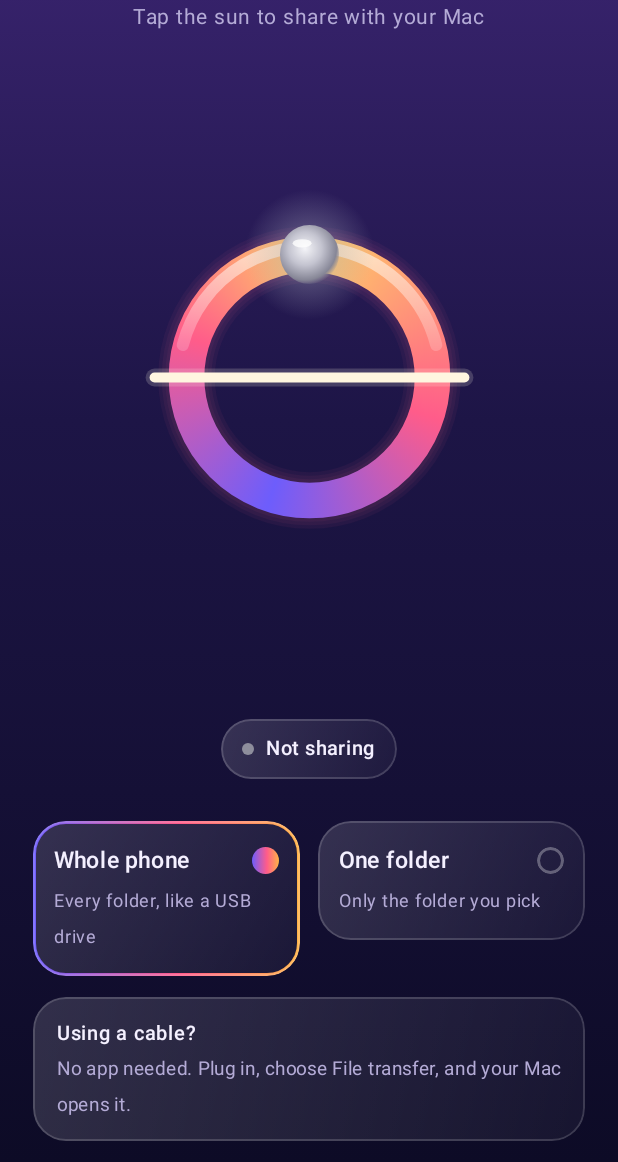
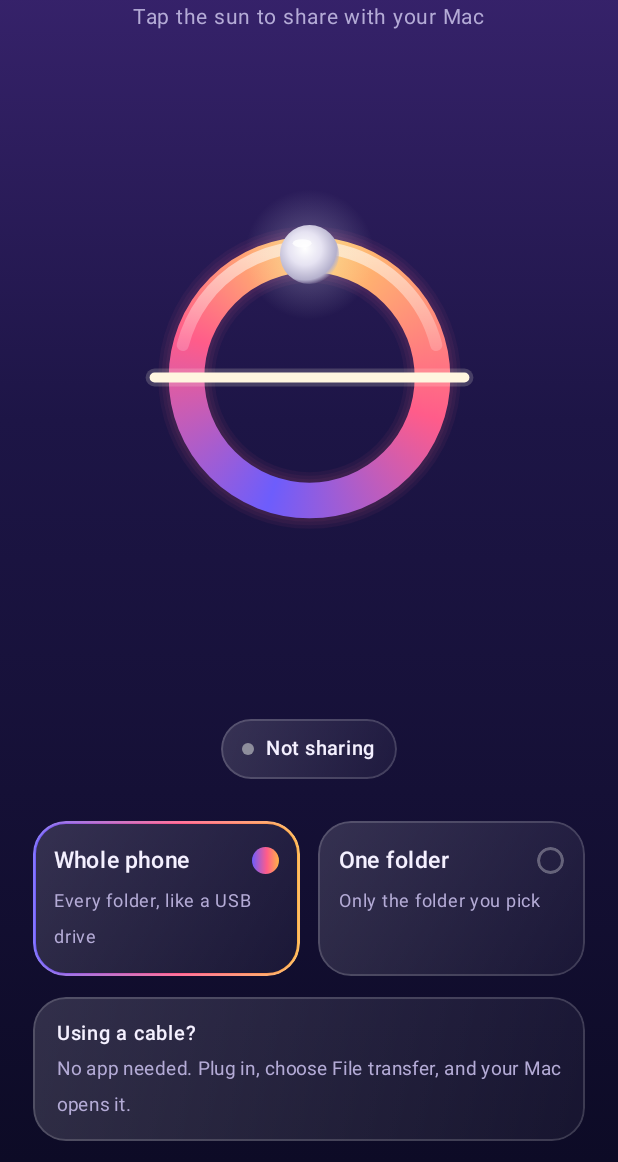
Before and after one commit to PredatorWoah/OpenBridge, an Android app built with Jetpack Compose: the screen it shows after launch (MainActivity), on a phone screen of 412 x 824 dp, the part 74-1236 px from its top. Run offline under Robolectric (Android 15) with nearby library versions, the phone set to English and light mode, and no system bars.

Commit message:
Light the phone's sun for the USB cable, prettier grey sun, stop returns it home
The phone listens to Android's USB state broadcast: a Mac attached in File
transfer mode counts as connected. The grey sun is brighter and solid, and
after Stop it glides back to the top instead of freezing mid-orbit.

Co-Authored-By: Claude Opus 5.5 <noreply@anthropic.com>

```diff
--- a/android/app/src/main/java/org/openbridge/android/MainActivity.kt
+++ b/android/app/src/main/java/org/openbridge/android/MainActivity.kt
@@ -2,7 +2,10 @@ package org.openbridge.android
 
 import android.Manifest
 import android.app.Application
+import android.content.BroadcastReceiver
+import android.content.Context
 import android.content.Intent
+import android.content.IntentFilter
 import android.net.Uri
 import android.os.Build
 import android.os.Bundle
@@ -51,6 +54,7 @@ import androidx.compose.ui.text.font.FontWeight
 import androidx.compose.ui.text.style.TextAlign
 import androidx.compose.ui.unit.dp
 import androidx.compose.ui.unit.sp
+import androidx.core.content.ContextCompat
 import androidx.documentfile.provider.DocumentFile
 import androidx.lifecycle.AndroidViewModel
 import androidx.lifecycle.ViewModelProvider
@@ -60,6 +64,8 @@ import java.util.concurrent.TimeUnit
 import org.openbridge.protocol.FileStore
 import org.openbridge.protocol.Pairing
 
+enum class Cable { NONE, CHARGING, FILE_TRANSFER }
+
 class ShareModel(application: Application) : AndroidViewModel(application) {
     /** What tapping the sun shares: the whole phone (needs All files access) or one chosen folder. */
     var wholePhone by mutableStateOf(true); private set
@@ -68,6 +74,8 @@ class ShareModel(application: Application) : AndroidViewModel(application) {
     var busy by mutableStateOf(false); private set
     /** A Mac has paired since sharing started. */
     var paired by mutableStateOf(false); private set
+    /** The USB cable: unplugged, charging only, or in File transfer mode (the Mac can browse the phone). */
+    var cable by mutableStateOf(Cable.NONE)
     /** A problem or hint to show under the status, or null. */
     var note by mutableStateOf<String?>(null); private set
     /** Sharing should start as soon as the needed permission or folder arrives. */
@@ -192,11 +200,26 @@ class ShareModel(application: Application) : AndroidViewModel(application) {
 class MainActivity : ComponentActivity() {
     private lateinit var model: ShareModel
 
+    /** Android's sticky USB state broadcast: whether a computer is attached, and in which mode. */
+    private val usbState = object : BroadcastReceiver() {
+        override fun onReceive(context: Context, intent: Intent) {
+            val extras = intent.extras ?: return
+            val attached = extras.getBoolean("connected") && extras.getBoolean("configured")
+            val transfer = extras.getBoolean("mtp") || extras.getBoolean("ptp")
+            model.cable = when {
+                attached && transfer -> Cable.FILE_TRANSFER
+                extras.getBoolean("connected") -> Cable.CHARGING
+                else -> Cable.NONE
+            }
+        }
+    }
+
     override fun onCreate(savedInstanceState: Bundle?) {
         super.onCreate(savedInstanceState)
         enableEdgeToEdge(statusBarStyle = SystemBarStyle.dark(android.graphics.Color.TRANSPARENT),
             navigationBarStyle = SystemBarStyle.dark(android.graphics.Color.TRANSPARENT))
         model = ViewModelProvider(this)[ShareModel::class.java]
+        ContextCompat.registerReceiver(this, usbState, IntentFilter("android.hardware.usb.action.USB_STATE"), ContextCompat.RECEIVER_EXPORTED)
         val picker = registerForActivityResult(ActivityResultContracts.StartActivityForResult()) { result ->
             val uri = result.data?.data
             if (result.resultCode == RESULT_OK && uri != null) model.select(uri) else model.folderCancelled()
@@ -242,6 +265,11 @@ class MainActivity : ComponentActivity() {
         }
     }
 
+    override fun onDestroy() {
+        unregisterReceiver(usbState)
+        super.onDestroy()
+    }
+
     override fun onResume() {
         super.onResume()
         model.wholePhoneResult()
@@ -256,7 +284,11 @@ class MainActivity : ComponentActivity() {
 @Composable
 private fun ShareScreen(model: ShareModel, tapSun: () -> Unit, onWholePhone: () -> Unit, onFolder: () -> Unit) {
     val sharing = model.server
-    val active = sharing != null || model.busy
+    val sharingActive = sharing != null || model.busy
+    val byCable = model.cable == Cable.FILE_TRANSFER
+    // The sun lights up for a paired Mac over Wi-Fi, or for a Mac plugged in by cable in File transfer mode.
+    val active = sharingActive || byCable
+    val connected = model.paired || byCable
     val engine = remember { SunEngine() }
     val view = LocalView.current
     engine.onConnect = { view.performHapticFeedback(if (Build.VERSION.SDK_INT >= 30) HapticFeedbackConstants.CONFIRM else HapticFeedbackConstants.VIRTUAL_KEY) }
@@ -264,7 +296,7 @@ private fun ShareScreen(model: ShareModel, tapSun: () -> Unit, onWholePhone: ()
         Settings.Global.getFloat(view.context.contentResolver, Settings.Global.ANIMATOR_DURATION_SCALE, 1f) == 0f
     }
     val activeNow by rememberUpdatedState(active)
-    val pairedNow by rememberUpdatedState(model.paired)
+    val connectedNow by rememberUpdatedState(connected)
     var tick by remember { mutableLongStateOf(0L) }
     var frame by remember { mutableStateOf(SunEngine.Frame()) }
     LaunchedEffect(engine) {
@@ -272,7 +304,7 @@ private fun ShareScreen(model: ShareModel, tapSun: () -> Unit, onWholePhone: ()
         while (true) withFrameNanos { now ->
             val dt = if (last == 0L) 0.0 else ((now - last) / 1e9).coerceAtMost(1.0 / 30)
             last = now
-            frame = engine.step(dt, activeNow, pairedNow, reduceMotion)
+            frame = engine.step(dt, activeNow, connectedNow, reduceMotion)
             tick = now
         }
     }
@@ -292,6 +324,7 @@ private fun ShareScreen(model: ShareModel, tapSun: () -> Unit, onWholePhone: ()
             Spacer(Modifier.height(18.dp))
             Text("OpenBridge", color = Palette.fg, fontSize = 26.sp, fontWeight = FontWeight.Bold)
             Text(when {
+                byCable -> "Connected to your Mac by cable"
                 model.paired -> "Your Mac is connected"
                 sharing != null -> "Waiting for your Mac"
                 model.busy -> "Starting…"
@@ -302,7 +335,7 @@ private fun ShareScreen(model: ShareModel, tapSun: () -> Unit, onWholePhone: ()
                 Box(Modifier.size(250.dp).clip(CircleShape)
                     .onGloballyPositioned { anchor = it.boundsInRoot().center }
                     .clickable(remember { MutableInteractionSource() }, indication = null, role = Role.Button, onClick = tapSun)
-                    .semantics { contentDescription = if (active) "Sharing" else "Start sharing" })
+                    .semantics { contentDescription = if (sharingActive) "Sharing" else "Start sharing" })
             }
             StatusPill(model)
             Spacer(Modifier.height(12.dp))
@@ -313,19 +346,25 @@ private fun ShareScreen(model: ShareModel, tapSun: () -> Unit, onWholePhone: ()
                 }
                 Text("port ${sharing.port}", color = Palette.muted, fontSize = 15.sp, fontFamily = FontFamily.Monospace)
             }
+            if (byCable && (sharing == null || model.paired)) {
+                Text("Open OpenBridge on your Mac to browse this phone.", color = Palette.muted, fontSize = 13.sp, textAlign = TextAlign.Center)
+            } else if (model.cable == Cable.CHARGING && sharing == null) {
+                Text("Cable connected, but only charging. Choose File transfer in the USB notification to browse from your Mac.",
+                    color = Palette.muted, fontSize = 13.sp, textAlign = TextAlign.Center)
+            }
             model.note?.let { Text(it, color = Palette.amber, fontSize = 13.sp, textAlign = TextAlign.Center, modifier = Modifier.padding(top = 6.dp)) }
             Spacer(Modifier.height(16.dp))
-            if (active) {
+            if (sharingActive) {
                 GhostButton("Stop sharing", model::stop, Modifier.fillMaxWidth())
             } else {
-                Row(horizontalArrangement = Arrangement.spacedBy(12.dp)) {
-                    ChoiceTile("Whole phone", "Every folder, like a USB drive", model.wholePhone, onWholePhone, Modifier.weight(1f))
+                Row(Modifier.height(IntrinsicSize.Min), horizontalArrangement = Arrangement.spacedBy(12.dp)) {
+                    ChoiceTile("Whole phone", "Every folder, like a USB drive", model.wholePhone, onWholePhone, Modifier.weight(1f).fillMaxHeight())
                     ChoiceTile("One folder", model.folder?.lastPathSegment?.substringAfterLast(':')?.ifEmpty { "Storage" } ?: "Only the folder you pick",
-                        !model.wholePhone, onFolder, Modifier.weight(1f))
+                        !model.wholePhone, onFolder, Modifier.weight(1f).fillMaxHeight())
                 }
             }
             Spacer(Modifier.height(14.dp))
-            UsbHint()
+            if (model.cable == Cable.NONE) UsbHint()
             Spacer(Modifier.height(14.dp))
         }
         PairingSheet(model)
@@ -341,13 +380,14 @@ private fun Modifier.glass(shape: Shape = glassShape, border: Color = Color.Whit
 
 @Composable
 private fun StatusPill(model: ShareModel) {
-    val on = model.paired
+    val on = model.paired || model.cable == Cable.FILE_TRANSFER
     Row(Modifier.glass(CircleShape, if (on) Palette.ok.copy(alpha = 0.45f) else Color.White.copy(alpha = 0.16f))
         .padding(horizontal = 14.dp, vertical = 8.dp), verticalAlignment = Alignment.CenterVertically) {
         Box(Modifier.size(8.dp).clip(CircleShape).background(if (on) Palette.ok else Color(0xFF8E8E9C)))
         Spacer(Modifier.width(8.dp))
         Text(when {
-            on -> "Connected to your Mac"
+            model.paired -> "Connected to your Mac"
+            on -> "Connected by cable · File transfer"
             model.server != null -> if (model.wholePhone) "Sharing whole phone" else "Sharing one folder"
             model.busy -> "Starting…"
             else -> "Not sharing"
--- a/android/app/src/main/java/org/openbridge/android/Sun.kt
+++ b/android/app/src/main/java/org/openbridge/android/Sun.kt
@@ -41,8 +41,9 @@ object Palette {
             red = ((a shr 16 and 255) + ((b shr 16 and 255) - (a shr 16 and 255)) * k) / 255f,
             green = ((a shr 8 and 255) + ((b shr 8 and 255) - (a shr 8 and 255)) * k) / 255f,
             blue = ((a and 255) + ((b and 255) - (a and 255)) * k) / 255f)
-        return SunColors(mix(0xF4F4F8, 0xFFFDF0), mix(0xC4C4D0, 0xFFE08A), mix(0x868696, 0xFFB347),
-            mix(0xAAAABE, 0xFFC85A).copy(alpha = 0.55f + 0.4f * k))
+        // Grey is moonlight: bright silver-lavender glass with a soft white glow, never a dark rim.
+        return SunColors(mix(0xFFFFFF, 0xFFFDF0), mix(0xE6E3F2, 0xFFE08A), mix(0xB4B0CC, 0xFFB347),
+            mix(0xF0EEFF, 0xFFC85A).copy(alpha = 0.3f + 0.65f * k))
     }
 }
 
@@ -71,12 +72,14 @@ class SunEngine {
     private var to = 0.0
     private var windup = false
     private var settledAt = 0.0
+    /** Idle but still gliding back to the top. */
+    private var homing = false
 
     /** [active]: sharing has started. [connected]: a Mac has paired. */
     fun step(dt: Double, active: Boolean, connected: Boolean, reduceMotion: Boolean): Frame {
         clock += dt
         when {
-            !active -> if (state != State.IDLE) { normalize(); state = State.IDLE }
+            !active -> if (state != State.IDLE) goHome()
             state == State.IDLE -> spin(windup = true)
             state == State.SCAN && connected -> spin(windup = false)
             state == State.DONE && !connected -> scan()
@@ -84,7 +87,7 @@ class SunEngine {
         if (reduceMotion && state == State.SPIN) finish(connected)
 
         var glow = 0.0; var bloom = 0.0; var pulse = 0.0
-        if (state == State.SPIN || state == State.SCAN) {
+        if (state == State.SPIN || state == State.SCAN || homing) {
             val t = clock - start
             val h = dt / 8
             repeat(8) {
@@ -99,6 +102,7 @@ class SunEngine {
             while (trail.size > length) trail.removeFirst()
             glow = min(abs(velocity) / 700, 1.0) * (if (state == State.SCAN) 0.4 else 1.0)
             if (state == State.SPIN && t > (if (windup) 0.2 else 0.0) + 1.1 && abs(velocity) < 6 && abs(to - angle) < 0.6) finish(connected)
+            if (homing && abs(velocity) < 4 && abs(to - angle) < 0.4) { homing = false; angle = 0.0; velocity = 0.0 }
         } else {
             trail.removeFirstOrNull()
             jellyVelocity += (-320 * jelly - 16 * jellyVelocity) * dt; jelly += jellyVelocity * dt
@@ -120,6 +124,7 @@ class SunEngine {
 
     private fun target(t: Double): Double {
         if (state == State.SCAN) return from + 70 * t
+        if (state == State.IDLE) return to
         val w = if (windup) 0.2 else 0.0
         val f = from - (if (windup) 14 else 0)
         return when {
@@ -131,9 +136,15 @@ class SunEngine {
 
     private fun normalize() { angle = ((angle % 360) + 360) % 360 }
     private fun spin(windup: Boolean) {
-        normalize(); this.windup = windup; from = angle
+        normalize(); homing = false; this.windup = windup; from = angle
         to = kotlin.math.ceil((angle + (if (windup) 1 else 200)) / 360) * 360
         state = State.SPIN; start = clock; trail.clear()
+    }
+    /** Stop: the sun glides on to the top and rests there. */
+    private fun goHome() {
+        normalize(); state = State.IDLE
+        to = if (angle < 0.5) angle else 360.0
+        homing = angle != to
     }
     private fun scan() { normalize(); state = State.SCAN; start = clock; from = angle }
     private fun finish(connected: Boolean) {
@@ -205,7 +216,7 @@ fun DrawScope.drawSunArch(e: SunEngine, f: SunEngine.Frame, c: Offset, r: Float,
     val squash = 1 / sqrt(stretch)
     val direction = if (e.velocity > 0) 1f else if (e.velocity < 0) -1f else 0f
     val lean = -direction * speed * sunR * 0.35f
-    val below = if (cos(Math.toRadians(e.angle)) < 0) 0.6f else 1f
+    val below = 1f   // the sun stays solid; only its tail dims below the horizon
     val reach = sunR * (2.2f + f.glow + f.pulse)
     drawCircle(Brush.radialGradient(0f to sun.glow.copy(alpha = sun.glow.alpha * below), 1f to Color.Transparent, center = p, radius = reach), reach, p)
     withTransform({ translate(p.x, p.y); rotate(e.angle.toFloat(), Offset.Zero) }) {
```
Also changed, not shown: 2 other files.
